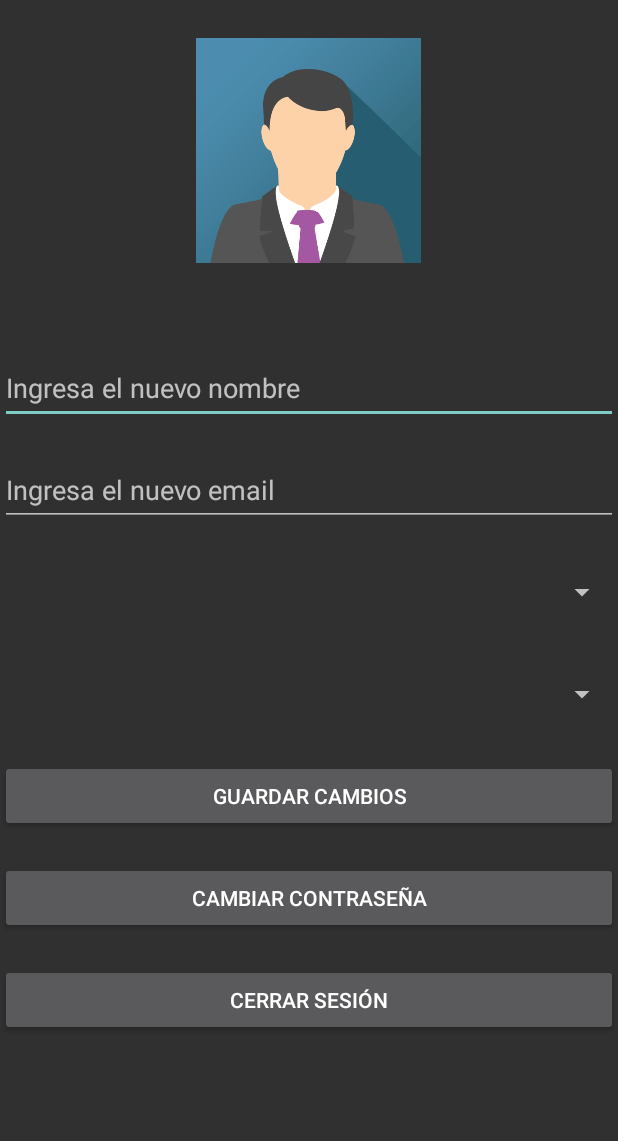
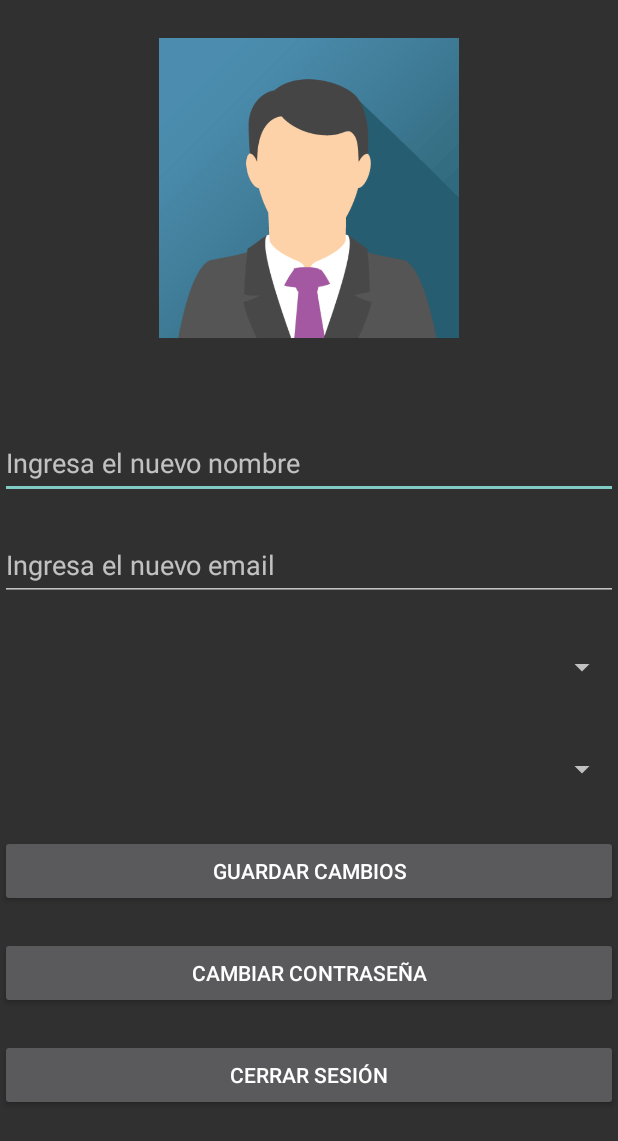
Before and after one commit to JuaniSimieli/api-formula1, an Android app: the ProfileActivity screen opened directly, with no data from a screen before it, on a phone screen of 412 x 824 dp. Shown: the top 1141 px of the screen. Run offline under Robolectric (Android 15) with nearby library versions, the phone set to English and light mode, and no system bars; our stand-ins replace Firebase (no records; nobody signed in at launch, a user with empty details on screens opened directly), Picasso; pictures from the network do not load.

Commit message:
modified profile picture size dp

```diff
--- a/MyF1/app/src/main/res/layout/activity_profile.xml
+++ b/MyF1/app/src/main/res/layout/activity_profile.xml
@@ -17,14 +17,14 @@
 
             <ImageView
                 android:id="@+id/profile_image"
-                android:layout_width="150dp"
-                android:layout_height="150dp"
+                android:layout_width="200dp"
+                android:layout_height="200dp"
                 android:layout_gravity="center"
                 android:layout_marginTop="25dp"
                 android:clickable="true"
+                android:contentDescription="Profile picture"
                 android:focusable="true"
-                android:src="@drawable/profile_picture"
-                android:contentDescription="Profile picture" />
+                android:src="@drawable/profile_picture" />
 
             <TextView
                 android:id="@+id/txtNameDefaultProfile"
```
